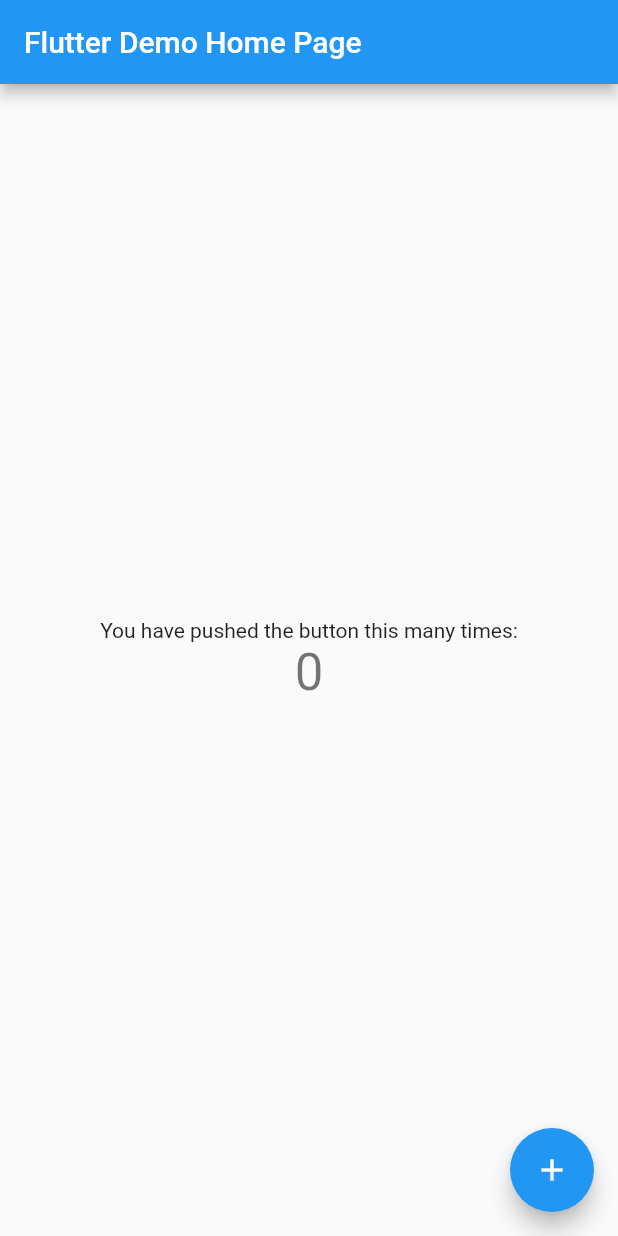
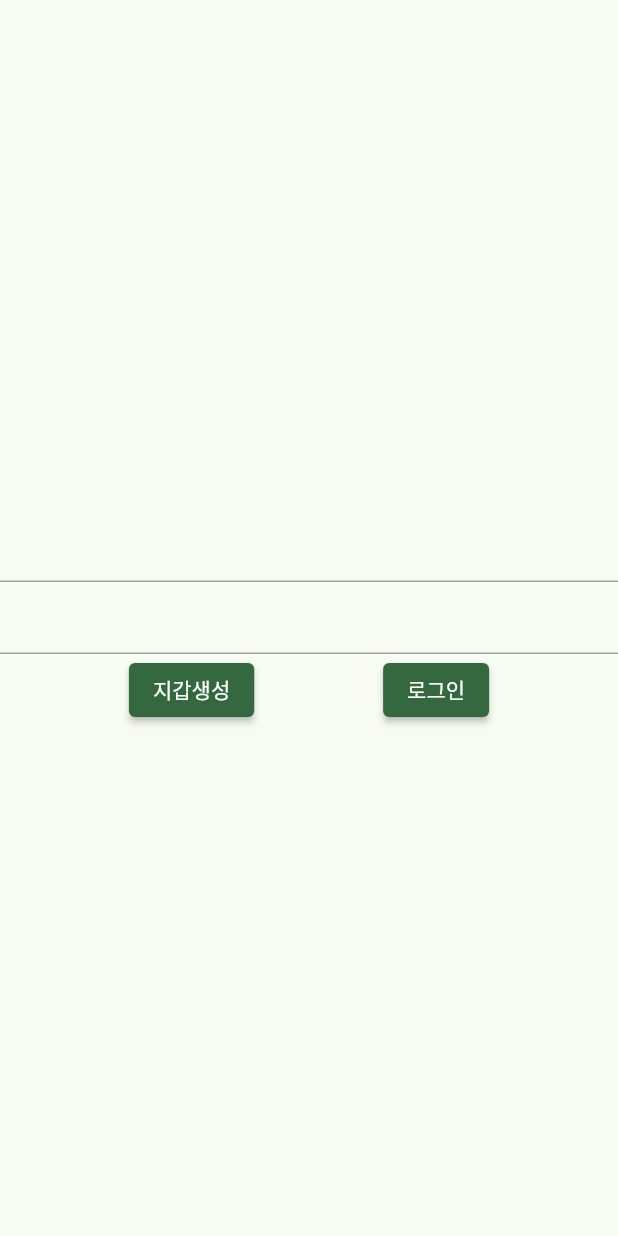
Before and after one commit to 2023-cnucse-nft2/trader-front-end, a Flutter app: the screen it shows after launch, on a phone screen of 412 x 824 dp. Run offline on Flutter 3.47's test engine with Material 2 defaults, Android fonts, the phone set to English and light mode, and no system bars.

Commit message:
:sparkles: Prototype!

```diff
--- /dev/null
+++ b/lib/intent/login_logic.dart
@@ -0,0 +1,11 @@
+// TODO: 지갑 로그인 로직 구현
+class LoginLogic {
+  const LoginLogic();
+
+  static const String masterAddr = '1234';
+  static const String masterPrivate = '1234';
+
+  static bool loginAuth(String addr, String private) {
+    return addr == masterAddr && private == masterPrivate;
+  }
+}
--- a/lib/main.dart
+++ b/lib/main.dart
@@ -1,4 +1,7 @@
 import 'package:flutter/material.dart';
+import 'package:nft2_trader_front_end/model/app_state.dart';
+import 'package:provider/provider.dart';
+import 'package:nft2_trader_front_end/view/login_view.dart';
 
 void main() {
   runApp(const MyApp());
@@ -10,106 +13,25 @@
   // This widget is the root of your application.
   @override
   Widget build(BuildContext context) {
-    return MaterialApp(
-      title: 'Flutter Demo',
-      theme: ThemeData(
-        // This is the theme of your application.
-        //
-        // Try running your application with "flutter run". You'll see the
-        // application has a blue toolbar. Then, without quitting the app, try
-        // changing the primarySwatch below to Colors.green and then invoke
-        // "hot reload" (press "r" in the console where you ran "flutter run",
-        // or simply save your changes to "hot reload" in a Flutter IDE).
-        // Notice that the counter didn't reset back to zero; the application
-        // is not restarted.
-        primarySwatch: Colors.blue,
-      ),
-      home: const MyHomePage(title: 'Flutter Demo Home Page'),
+    // return MaterialApp(
+    //   title: 'Flutter Demo',
+    //   theme: ThemeData(
+    //     colorSchemeSeed: const Color.fromARGB(255, 5, 118, 54),
+    //   ),
+    //   home: ChangeNotifierProvider(
+    //     create: (context) => AppState(),
+    //     child: LoginView(),
+    //   ),
+    // );
+
+    return ChangeNotifierProvider(
+      create: (context) => AppState(),
+      child: MaterialApp(
+          title: 'Flutter Demo',
+          theme: ThemeData(
+            colorSchemeSeed: const Color.fromARGB(255, 5, 118, 54),
+          ),
+          home: LoginView()),
     );
   }
 }
-
-class MyHomePage extends StatefulWidget {
-  const MyHomePage({super.key, required this.title});
-
-  // This widget is the home page of your application. It is stateful, meaning
-  // that it has a State object (defined below) that contains fields that affect
-  // how it looks.
-
-  // This class is the configuration for the state. It holds the values (in this
-  // case the title) provided by the parent (in this case the App widget) and
-  // used by the build method of the State. Fields in a Widget subclass are
-  // always marked "final".
-
-  final String title;
-
-  @override
-  State<MyHomePage> createState() => _MyHomePageState();
-}
-
-class _MyHomePageState extends State<MyHomePage> {
-  int _counter = 0;
-
-  void _incrementCounter() {
-    setState(() {
-      // This call to setState tells the Flutter framework that something has
-      // changed in this State, which causes it to rerun the build method below
-      // so that the display can reflect the updated values. If we changed
-      // _counter without calling setState(), then the build method would not be
-      // called again, and so nothing would appear to happen.
-      _counter++;
-    });
-  }
-
-  @override
-  Widget build(BuildContext context) {
-    // This method is rerun every time setState is called, for instance as done
-    // by the _incrementCounter method above.
-    //
-    // The Flutter framework has been optimized to make rerunning build methods
-    // fast, so that you can just rebuild anything that needs updating rather
-    // than having to individually change instances of widgets.
-    return Scaffold(
-      appBar: AppBar(
-        // Here we take the value from the MyHomePage object that was created by
-        // the App.build method, and use it to set our appbar title.
-        title: Text(widget.title),
-      ),
-      body: Center(
-        // Center is a layout widget. It takes a single child and positions it
-        // in the middle of the parent.
-        child: Column(
-          // Column is also a layout widget. It takes a list of children and
-          // arranges them vertically. By default, it sizes itself to fit its
-          // children horizontally, and tries to be as tall as its parent.
-          //
-          // Invoke "debug painting" (press "p" in the console, choose the
-          // "Toggle Debug Paint" action from the Flutter Inspector in Android
-          // Studio, or the "Toggle Debug Paint" command in Visual Studio Code)
-          // to see the wireframe for each widget.
-          //
-          // Column has various properties to control how it sizes itself and
-          // how it positions its children. Here we use mainAxisAlignment to
-          // center the children vertically; the main axis here is the vertical
-          // axis because Columns are vertical (the cross axis would be
-          // horizontal).
-          mainAxisAlignment: MainAxisAlignment.center,
-          children: <Widget>[
-            const Text(
-              'You have pushed the button this many times:',
-            ),
-            Text(
-              '$_counter',
-              style: Theme.of(context).textTheme.headlineMedium,
-            ),
-          ],
-        ),
-      ),
-      floatingActionButton: FloatingActionButton(
-        onPressed: _incrementCounter,
-        tooltip: 'Increment',
-        child: const Icon(Icons.add),
-      ), // This trailing comma makes auto-formatting nicer for build methods.
-    );
-  }
-}
--- /dev/null
+++ b/lib/model/app_state.dart
@@ -0,0 +1,28 @@
+import 'package:flutter/material.dart';
+import 'package:nft2_trader_front_end/model/golf_field.dart';
+import 'package:nft2_trader_front_end/model/membership.dart';
+import 'package:nft2_trader_front_end/model/profile.dart';
+
+class AppState extends ChangeNotifier {
+  static final AppState _instance = AppState._internal();
+
+  factory AppState() => _instance;
+  AppState._internal();
+
+  final Profile user = Profile(
+    name: "정재성",
+    publicAddress: "0xabc939cd9ef01",
+    balance: "200000000000000000000",
+    memberships: [
+      MemberShip(fieldName: "유성CC", price: "3500"),
+    ],
+  );
+  final List<GolfField> golfFieldList = [
+    GolfField(
+      name: '유성CC',
+      priceList: ["3000", "3500"],
+      spec: "우리 골프장 킹왕짱 좋아요 많이 놀러오세요 @@@@@@@@@@",
+    ),
+    GolfField(name: '한화리조트', priceList: ["14300", "13700"]),
+  ];
+}
--- /dev/null
+++ b/lib/model/golf_field.dart
@@ -0,0 +1,11 @@
+class GolfField {
+  GolfField({
+    required this.name,
+    required this.priceList,
+    this.spec = "골프장 정보가 없습니다",
+  });
+
+  String name;
+  List<String> priceList;
+  String spec;
+}
--- /dev/null
+++ b/lib/model/membership.dart
@@ -0,0 +1,6 @@
+class MemberShip {
+  MemberShip({required this.fieldName, required this.price});
+
+  String fieldName;
+  String price;
+}
--- /dev/null
+++ b/lib/model/profile.dart
@@ -0,0 +1,15 @@
+import 'package:nft2_trader_front_end/model/membership.dart';
+
+class Profile {
+  Profile({
+    required this.name,
+    required this.publicAddress,
+    this.balance,
+    this.memberships,
+  });
+
+  String name;
+  String publicAddress;
+  String? balance = "0";
+  List<MemberShip>? memberships = [];
+}
--- /dev/null
+++ b/lib/util.dart
@@ -0,0 +1,3 @@
+class Util {
+  static printEth(String amount) => amount;
+}
--- /dev/null
+++ b/lib/view/login_view.dart
@@ -0,0 +1,93 @@
+import 'package:flutter/material.dart';
+import 'package:nft2_trader_front_end/intent/login_logic.dart';
+import 'package:nft2_trader_front_end/model/app_state.dart';
+import 'package:nft2_trader_front_end/util.dart';
+import 'package:nft2_trader_front_end/view/lobby.dart';
+import 'package:provider/provider.dart';
+
+class LoginView extends StatefulWidget {
+  const LoginView({super.key});
+
+  @override
+  State<LoginView> createState() => _LoginViewState();
+}
+
+class _LoginViewState extends State<LoginView> {
+  @override
+  Widget build(BuildContext context) {
+    String addr = '';
+    String private = '';
+    return Scaffold(
+      body: Column(
+        mainAxisAlignment: MainAxisAlignment.center,
+        children: [
+          TextField(onChanged: (value) => addr = value),
+          TextField(onChanged: (value) => private = value),
+          Row(
+            mainAxisAlignment: MainAxisAlignment.spaceEvenly,
+            children: [
+              ElevatedButton(
+                onPressed: () {
+                  // TODO: 지갑생성 기능 구현
+                  showModalBottomSheet<void>(
+                    context: context,
+                    builder: (BuildContext context) {
+                      return MakeWalletModal();
+                    },
+                  );
+                },
+                child: Text('지갑생성'),
+              ),
+              ElevatedButton(
+                onPressed: () {
+                  if (LoginLogic.loginAuth(addr, private)) {
+                    Navigator.of(context).push(MaterialPageRoute(
+                      builder: (context) => Lobby(),
+                    ));
+                    // setState(() => logined = true);
+                  } else {
+                    print('Login Denied!');
+                  }
+                },
+                child: Text('로그인'),
+              ),
+            ],
+          ),
+        ],
+      ),
+    );
+  }
+}
+
+class MakeWalletModal extends StatefulWidget {
+  const MakeWalletModal({super.key});
+
+  @override
+  State<MakeWalletModal> createState() => _MakeWalletModalState();
+}
+
+class _MakeWalletModalState extends State<MakeWalletModal> {
+  bool success = false;
+
+  @override
+  Widget build(BuildContext context) {
+    return SizedBox(
+      height: 300,
+      child: Center(
+        child: success
+            ? Text(
+                "Public Address : 0x329879342782\nPrivate Address : 0x82138772377")
+            : ElevatedButton(
+                style: ElevatedButton.styleFrom(
+                  fixedSize: Size(200, 50),
+                ),
+                onPressed: () {
+                  // TODO : 지갑 생성 로직 연결하기
+                  setState(() => success = true);
+                },
+                child: Text("지갑 생성"),
+              ),
+      ),
+    );
+  }
+}
```
Also changed, not shown: lib/view/joints.dart (added, +14 -0 lines), lib/view/lobby.dart (added, +60 -0 lines), lib/view/order_book.dart (added, +85 -0 lines), lib/view/profile_view.dart (added, +64 -0 lines), lib/view/trade_modal.dart (added, +69 -0 lines), pubspec.yaml (+6 -5 lines), assets/images/profile_icon.png (added), pubspec.lock.
